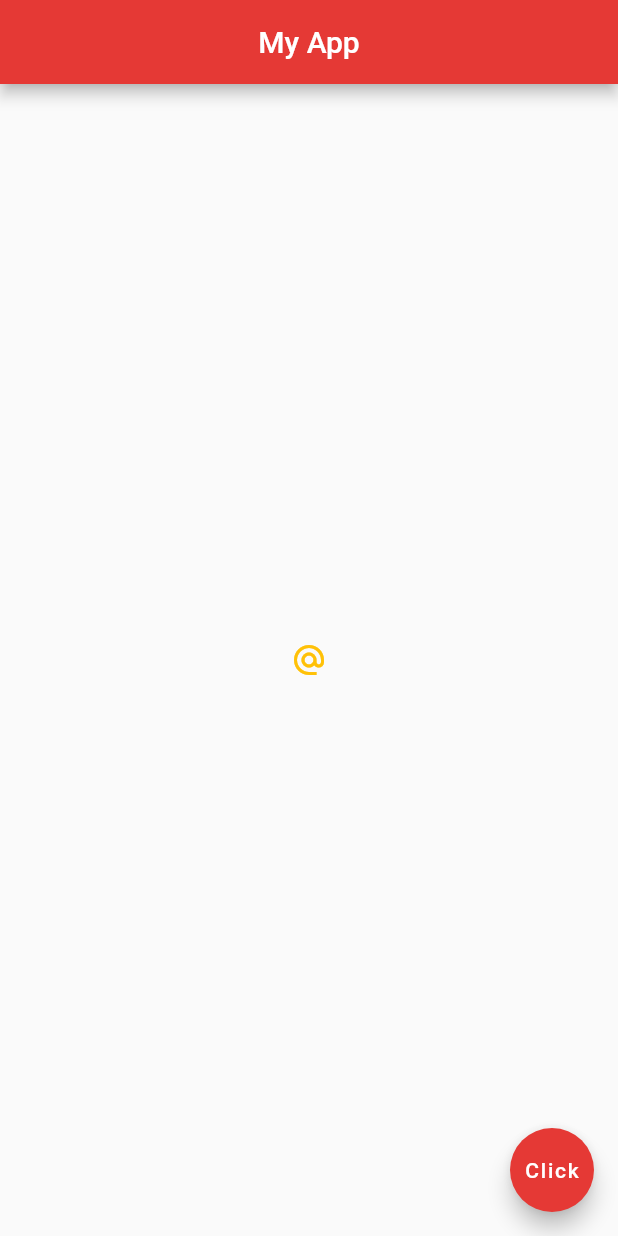
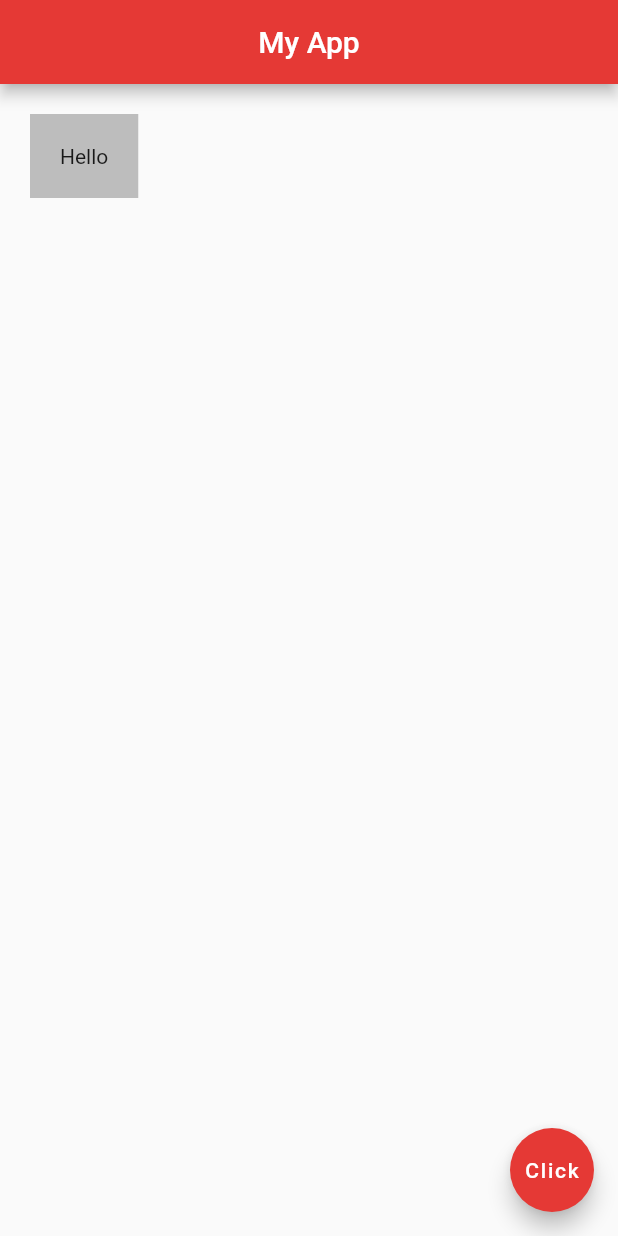
Before and after one commit to TengoCharlie/Flutter-Demo-app, a Flutter app: the screen it shows after launch, on a phone screen of 412 x 824 dp. Run offline on Flutter 3.47's test engine with Material 2 defaults, Android fonts, the phone set to English and light mode, and no system bars.

Commit message:
container margin padding

```diff
--- a/lib/main.dart
+++ b/lib/main.dart
@@ -14,41 +14,11 @@ class Home extends StatelessWidget {
         centerTitle: true,
         backgroundColor: Colors.red[600],
       ),
-      body: Center(
-          // child: Icon(
-          //   Icons.airport_shuttle,
-          //   color: Colors.lightBlue,
-          //   size: 50,
-          // ),
-        // child: ElevatedButton(
-        //   onPressed: (){
-        //     print('you clicked me');
-        //   },
-        //   style: ElevatedButton.styleFrom(
-        //   primary: Colors.red, // background
-        //   onPrimary: Colors.white, // foreground
-        // ),
-        //   child: Text("Click Me"),
-        //
-        // ),
-        // child: ElevatedButton.icon(
-        //     onPressed: (){},
-        //     icon: Icon(
-        //         Icons.mail
-        //     ),
-        //     label: Text("Mail Me"),
-        //     style: ElevatedButton.styleFrom(
-        //       primary: Colors.amber,
-        //       onPrimary: Colors.grey
-        //     ),
-        // ),
-        child: IconButton(
-          onPressed: (){},
-          icon: Icon(
-              Icons.alternate_email
-          ),
-          color: Colors.amber,
-        ),
+      body: Container(
+        margin: EdgeInsets.all(20),
+        padding: EdgeInsets.all(20),
+        color: Colors.grey[400],
+        child: Text("Hello"),
       ),
       floatingActionButton: FloatingActionButton(
         onPressed: () {  },
```
